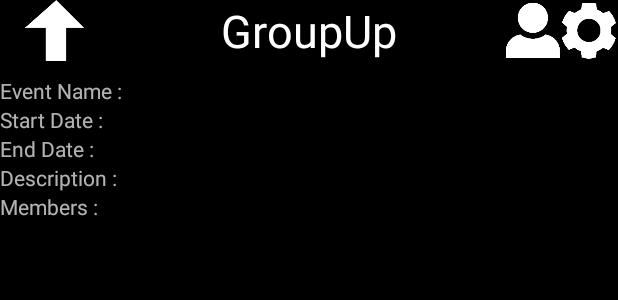
After one commit to EtienneBonvin/group-up, an Android app: the layout activity_event_description.xml on its own in the app's theme, with its tools: preview values and no code run, on a phone screen of 412 x 824 dp. The commit adds this screen. Shown: the top 300 px of the screen. Run offline under Robolectric (Android 15) with nearby library versions, the phone set to English and light mode, and no system bars.

Commit message:
recover eventdesc

```diff
--- /dev/null
+++ b/app/src/main/java/ch/epfl/sweng/groupup/activity/eventDescription/EventDescriptionActivity.java
@@ -0,0 +1,39 @@
+package ch.epfl.sweng.groupup.activity.eventDescription;
+
+import android.os.Bundle;
+import android.support.v4.widget.TextViewCompat;
+import android.support.v7.app.AppCompatActivity;
+import android.widget.TextView;
+
+import ch.epfl.sweng.groupup.R;
+
+/**
+ * Created by alix on 10/26/17.
+ */
+
+public class EventDescriptionActivity extends AppCompatActivity{
+
+    TextView displayEventName;
+    TextView displayEventStartDate;
+    TextView displayEventEndDate;
+    TextView displayEventMembers;
+    TextView displayEventDescription;
+
+
+    @Override
+    protected void onCreate (Bundle savedInstanceState){
+        super.onCreate(savedInstanceState);
+        setContentView(R.layout.activity_event_description);
+
+        initializeField();
+
+    }
+
+    public void initializeField(){
+        displayEventName= findViewById(R.id.event_description_tv_name);
+        displayEventStartDate= findViewById(R.id.event_description_tv_start_date);
+        displayEventEndDate=findViewById(R.id.event_description_tv_start_date);
+        displayEventDescription=findViewById(R.id.event_description_tv_description);
+        displayEventMembers = findViewById(R.id.event_description_tv_members);
+    }
+}
--- /dev/null
+++ b/app/src/main/res/layout/activity_event_description.xml
@@ -0,0 +1,56 @@
+<?xml version="1.0" encoding="utf-8"?>
+<LinearLayout xmlns:android="http://schemas.android.com/apk/res/android"
+    android:orientation="vertical" android:layout_width="match_parent"
+    android:layout_height="match_parent">
+
+    <include
+        layout="@layout/toolbar"
+        android:id="@+id/toolbar"/>
+
+    <TextView
+        android:id="@+id/event_description_tv_name"
+        android:layout_width="match_parent"
+        android:layout_height="wrap_content"
+        android:gravity="start"
+        android:text="@string/event_description_tv_name"
+        android:textAlignment="textStart"
+        android:layout_below="@id/toolbar"/>
+
+    <TextView
+        android:id="@+id/event_description_tv_start_date"
+        android:layout_width="match_parent"
+        android:layout_height="wrap_content"
+        android:gravity="start"
+        android:text="@string/event_description_tv_start_date"
+        android:textAlignment="textStart"
+        android:layout_below="@id/toolbar"/>
+
+    <TextView
+        android:id="@+id/event_description_tv_end_date"
+        android:layout_width="match_parent"
+        android:layout_height="wrap_content"
+        android:gravity="start"
+        android:text="@string/event_description_tv_end_date"
+        android:textAlignment="textStart"
+        android:layout_below="@id/toolbar"/>
+
+    <TextView
+        android:id="@+id/event_description_tv_description"
+        android:layout_width="match_parent"
+        android:layout_height="wrap_content"
+        android:gravity="start"
+        android:text="@string/event_description_tv_description"
+        android:textAlignment="textStart"
+        android:layout_below="@id/toolbar"/>
+
+    <TextView
+        android:id="@+id/event_description_tv_members"
+        android:layout_width="match_parent"
+        android:layout_height="wrap_content"
+        android:gravity="start"
+        android:text="@string/event_description_tv_members"
+        android:textAlignment="textStart"
+        android:layout_below="@id/toolbar"/>
+
+
+</LinearLayout>
--- a/app/src/main/res/values/strings.xml
+++ b/app/src/main/res/values/strings.xml
@@ -50,4 +50,11 @@
     <!-- activity_display_qr-->
     <string name="QR_code">QR Code</string>
 
+    <!-- Event Description -->
+    <string name="event_description_tv_name">Event Name : </string>
+    <string name="event_description_tv_start_date">Start Date : </string>
+    <string name="event_description_tv_end_date">End Date : </string>
+    <string name="event_description_tv_description">Description : </string>
+    <string name="event_description_tv_members">Members : </string>
+
 </resources>
```
Also changed, not shown: 1 other file.
